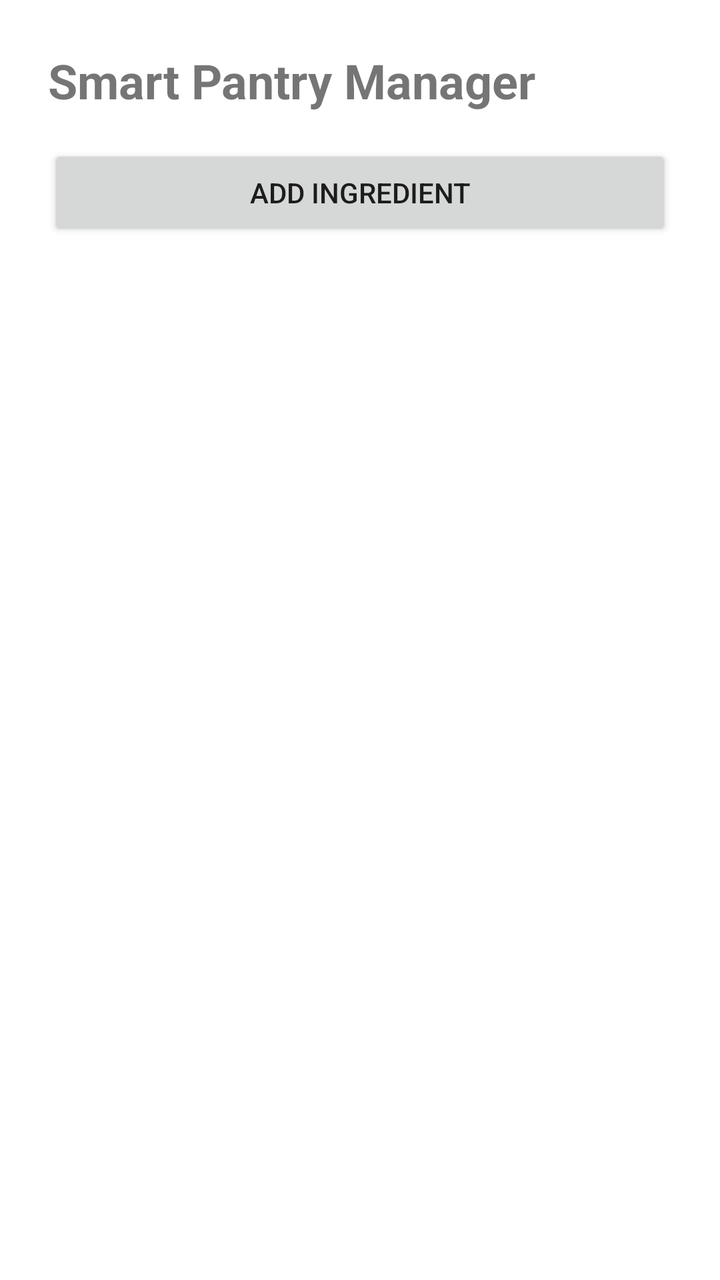
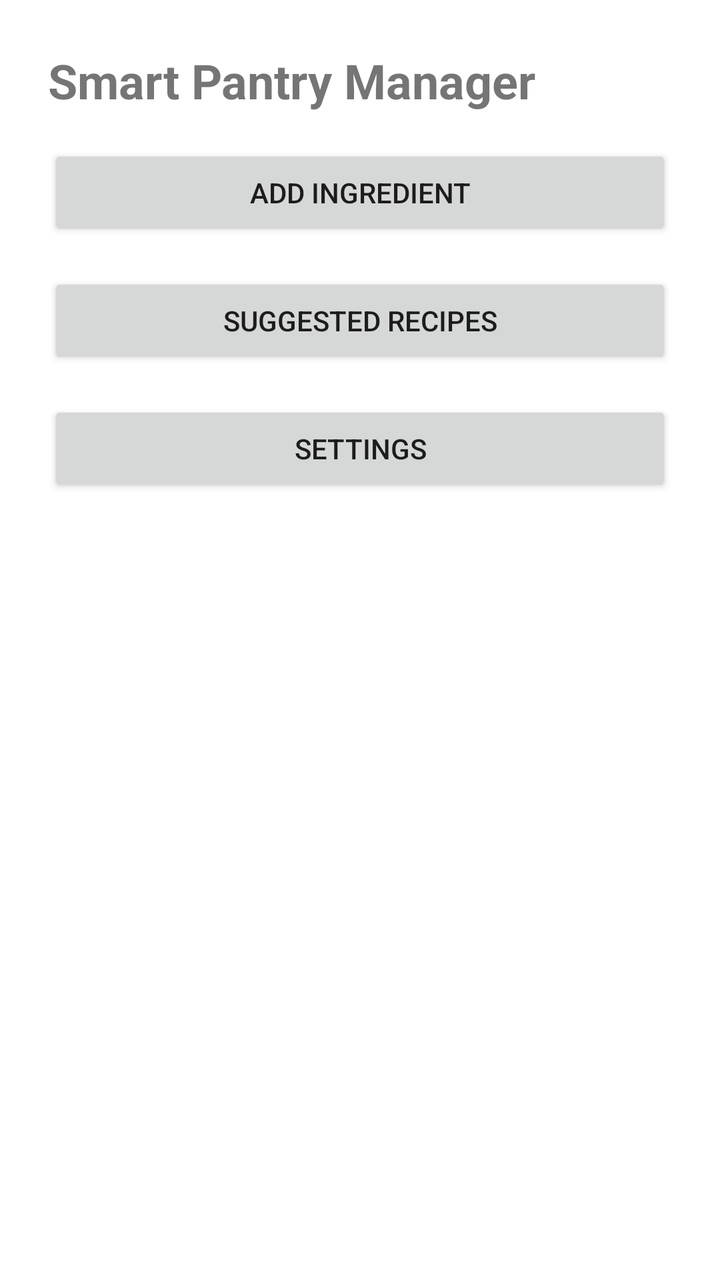

Compare the two renders of this Android layout. The source of the first and the diff that turns it into the second are given below.
<!-- AndroidManifest.xml: application theme Theme.SmartPantryManager -->
<!-- res/layout/activity_main.xml -->
<?xml version="1.0" encoding="utf-8"?>
<LinearLayout xmlns:android="http://schemas.android.com/apk/res/android"
    xmlns:app="http://schemas.android.com/apk/res-auto"
    android:id="@+id/main"
    android:layout_width="match_parent"
    android:layout_height="match_parent"
    android:orientation="vertical"
    android:padding="24dp"
    android:fitsSystemWindows="true">

    <TextView
        android:layout_width="wrap_content"
        android:layout_height="wrap_content"
        android:text="Smart Pantry Manager"
        android:textSize="24sp"
        android:textStyle="bold"
        android:layout_marginBottom="16dp" />

    <Button
        android:id="@+id/buttonAddIngredient"
        android:layout_width="match_parent"
        android:layout_height="wrap_content"
        android:text="Add Ingredient"
        android:layout_marginBottom="16dp" />

    <androidx.recyclerview.widget.RecyclerView
        android:id="@+id/recyclerViewPantry"
        android:layout_width="match_parent"
        android:layout_height="0dp"
        android:layout_weight="1"
        app:layoutManager="androidx.recyclerview.widget.LinearLayoutManager" />

</LinearLayout>
<!-- resources referenced by this layout -->
<resources>
  <style name="Theme.SmartPantryManager" parent="Theme.MaterialComponents.DayNight.DarkActionBar">
          
          <item name="colorPrimary">@color/purple_500</item>
          <item name="colorPrimaryVariant">@color/purple_700</item>
          <item name="colorOnPrimary">@color/white</item>
          
          <item name="colorSecondary">@color/teal_200</item>
          <item name="colorSecondaryVariant">@color/teal_700</item>
          <item name="colorOnSecondary">@color/black</item>
          
          <item name="android:statusBarColor">?attr/colorPrimaryVariant</item>
          
      </style>
  <color name="purple_500">#FF6200EE</color>
  <color name="purple_700">#FF3700B3</color>
  <color name="white">#FFFFFFFF</color>
  <color name="teal_200">#FF03DAC5</color>
  <color name="teal_700">#FF018786</color>
  <color name="black">#FF000000</color>
</resources>

<!-- the commit's change to res/layout/activity_main.xml (unified diff, before → after) -->
@@ -23,6 +23,25 @@
         android:text="Add Ingredient"
         android:layout_marginBottom="16dp" />
 
+
+    <Button
+        android:id="@+id/buttonSuggestedRecipes"
+        android:layout_width="match_parent"
+        android:layout_height="wrap_content"
+        android:text="Suggested Recipes"
+        android:layout_marginBottom="16dp" />
+
+
+    <Button
+        android:id="@+id/buttonSettings"
+        android:layout_width="match_parent"
+        android:layout_height="wrap_content"
+        android:text="Settings"
+        android:layout_marginBottom="16dp" />
+
+    
+
+
     <androidx.recyclerview.widget.RecyclerView
         android:id="@+id/recyclerViewPantry"
         android:layout_width="match_parent"
